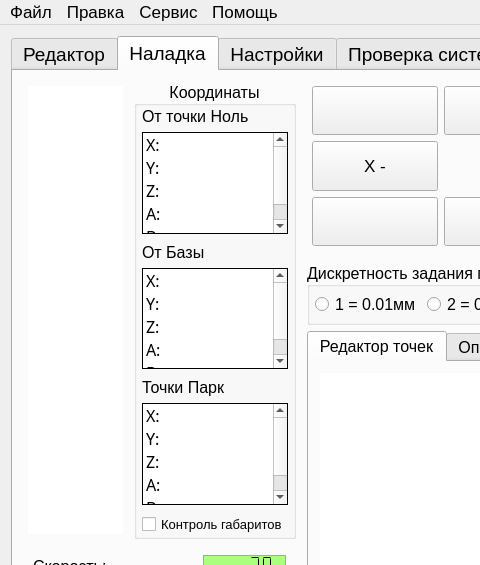
The window that KAMEditor/gui/mainwindow.ui (Xtail96/SML) describes before a commit, drawn with Qt 5; both pictures show x 0 to 480 and y 0 to 565 of the 1366 by 795 pixel window.
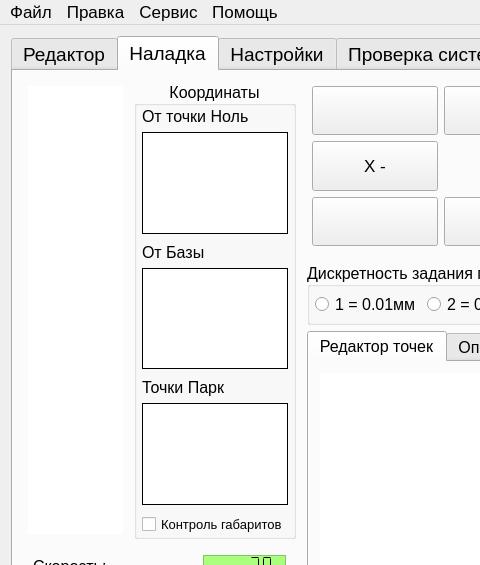
The same window after the commit. Icons and pictures are not drawn. Custom widgets are drawn as their Qt base class.

Commit message: Затычка для дисплеев координат

```diff
--- a/KAMEditor/gui/mainwindow.ui
+++ b/KAMEditor/gui/mainwindow.ui
@@ -2709,31 +2709,6 @@
                    <property name="sortingEnabled">
                     <bool>false</bool>
                    </property>
-                   <item>
-                    <property name="text">
-                     <string>X:</string>
-                    </property>
-                   </item>
-                   <item>
-                    <property name="text">
-                     <string>Y:</string>
-                    </property>
-                   </item>
-                   <item>
-                    <property name="text">
-                     <string>Z:</string>
-                    </property>
-                   </item>
-                   <item>
-                    <property name="text">
-                     <string>A:</string>
-                    </property>
-                   </item>
-                   <item>
-                    <property name="text">
-                     <string>B:</string>
-                    </property>
-                   </item>
                   </widget>
                  </item>
                 </layout>
@@ -2800,31 +2775,6 @@
                    <property name="selectionMode">
                     <enum>QAbstractItemView::NoSelection</enum>
                    </property>
-                   <item>
-                    <property name="text">
-                     <string>X:</string>
-                    </property>
-                   </item>
-                   <item>
-                    <property name="text">
-                     <string>Y:</string>
-                    </property>
-                   </item>
-                   <item>
-                    <property name="text">
-                     <string>Z:</string>
-                    </property>
-                   </item>
-                   <item>
-                    <property name="text">
-                     <string>A:</string>
-                    </property>
-                   </item>
-                   <item>
-                    <property name="text">
-                     <string>B:</string>
-                    </property>
-                   </item>
                   </widget>
                  </item>
                 </layout>
@@ -2891,31 +2841,6 @@
                    <property name="selectionMode">
                     <enum>QAbstractItemView::NoSelection</enum>
                    </property>
-                   <item>
-                    <property name="text">
-                     <string>X:</string>
-                    </property>
-                   </item>
-                   <item>
-                    <property name="text">
-                     <string>Y:</string>
-                    </property>
-                   </item>
-                   <item>
-                    <property name="text">
-                     <string>Z:</string>
-                    </property>
-                   </item>
-                   <item>
-                    <property name="text">
-                     <string>A:</string>
-                    </property>
-                   </item>
-                   <item>
-                    <property name="text">
-                     <string>B:</string>
-                    </property>
-                   </item>
                   </widget>
                  </item>
                 </layout>
```
The commit also changes 2 other files.
